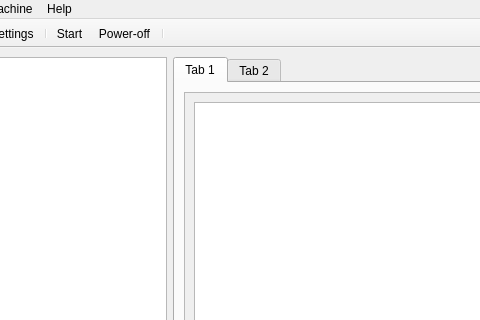
Old version of the form main_window.ui in the repository glenno-x/rc-vbox; both pictures show x 98 to 578 and y 0 to 320 of the 800 by 600 pixel window.
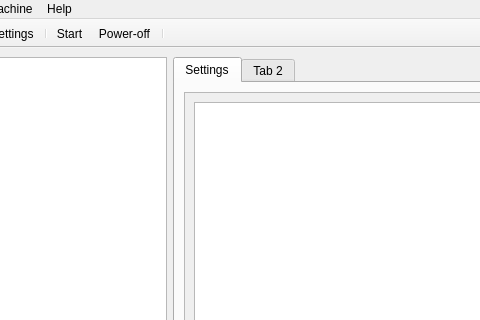
New version of the form. Icons and pictures are not drawn.

Commit message: convert QList to Qtable for vm settings. No custom model.

Diff of the .ui file:
```diff
--- a/main_window.ui
+++ b/main_window.ui
@@ -39,7 +39,7 @@
         </property>
         <widget class="QWidget" name="tab">
          <attribute name="title">
-          <string>Tab 1</string>
+          <string>Settings</string>
          </attribute>
          <layout class="QHBoxLayout" name="horizontalLayout_2">
           <item>
```
Left out of the diff: 15 changed lines with no effect on the pictures. The commit also changes 2 other files.
